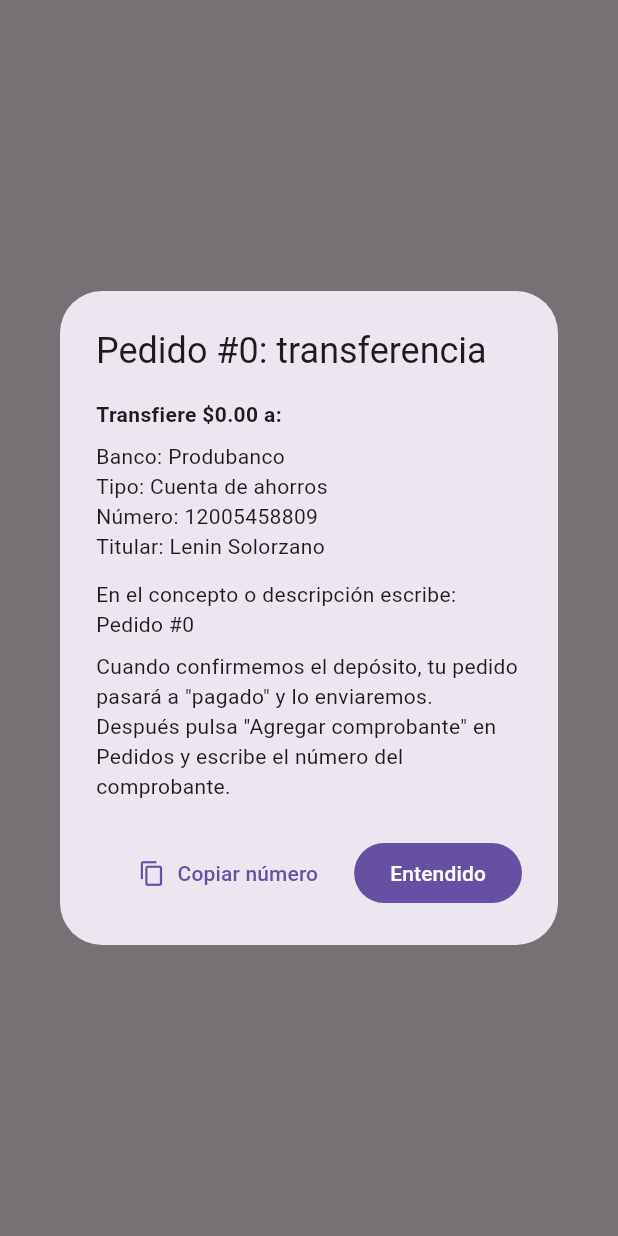
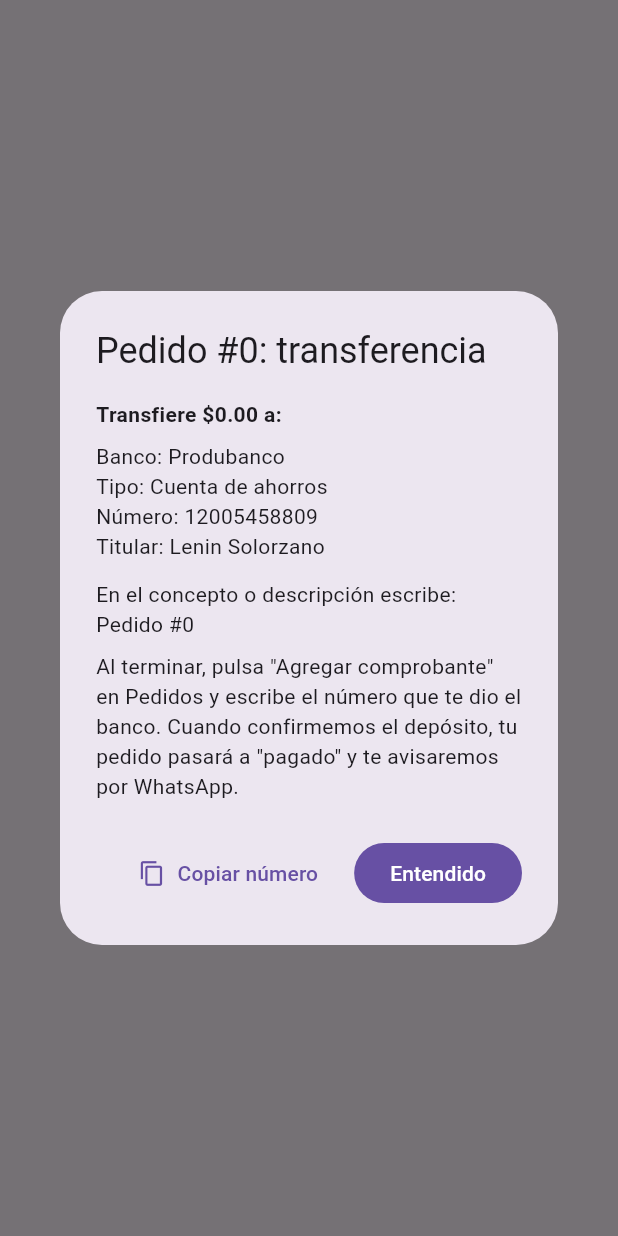
Before and after one commit to BORED155/APP-VENTA-DOG, a Flutter app: what mostrarTransferencia() shows on an empty page, opened directly with empty values, on a phone screen of 412 x 824 dp. Run offline on Flutter 3.47's test engine with Material 3 defaults, Android fonts, the phone set to English and light mode, and no system bars; our stand-ins replace google_fonts, image_picker, material_ui, supabase_flutter; accounts and stored records are empty.

Commit message:
Texto de transferencia: indicar cómo agregar el comprobante
Co-Authored-By: Claude Opus 5.5 <noreply@anthropic.com>

```diff
--- a/lib/pedidos.dart
+++ b/lib/pedidos.dart
@@ -43,8 +43,8 @@ Future<void> mostrarTransferencia(BuildContext c, int id, num total) =>
             Text('En el concepto o descripción escribe: Pedido #$id'),
             const SizedBox(height: 8),
             const Text(
-              'Cuando confirmemos el depósito, tu pedido pasará a "pagado" y lo enviaremos. '
-              'Después pulsa "Agregar comprobante" en Pedidos y escribe el número del comprobante.',
+              'Al terminar, pulsa "Agregar comprobante" en Pedidos y escribe el número que te dio el banco. '
+              'Cuando confirmemos el depósito, tu pedido pasará a "pagado" y te avisaremos por WhatsApp.',
             ),
           ],
         ),
```
